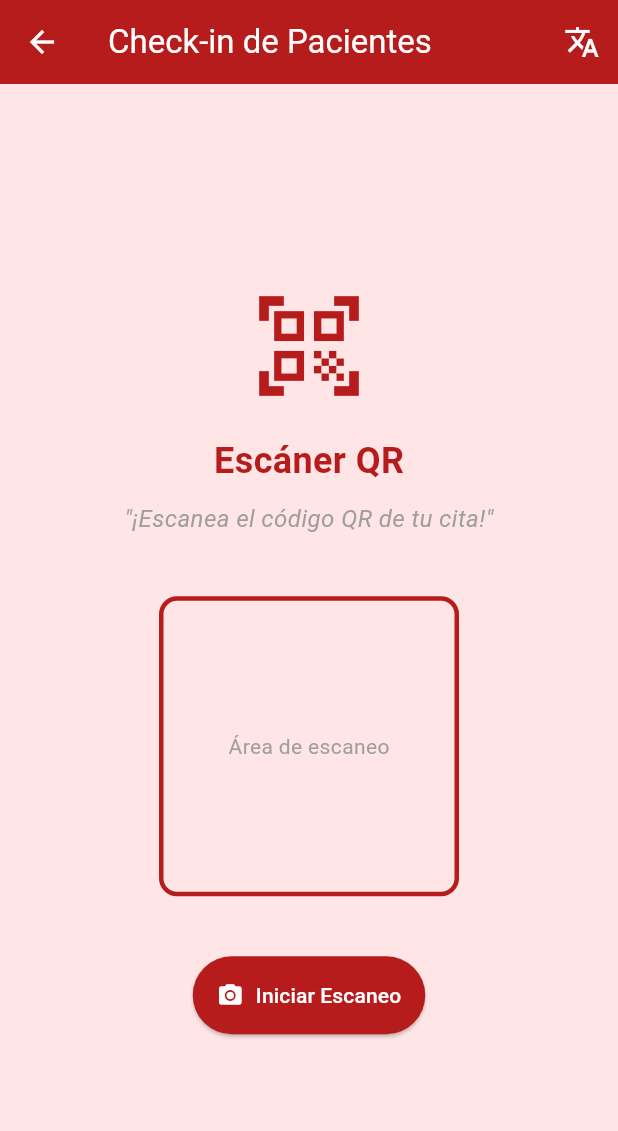
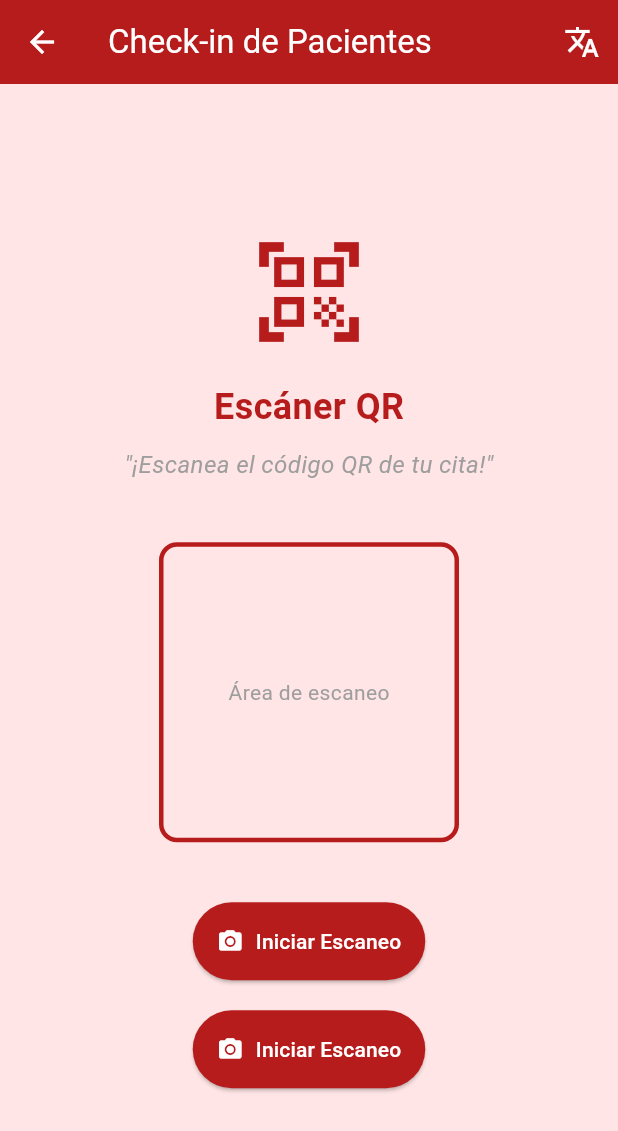
Before and after one commit to Resnick7/zoidberg_clinic, a Flutter app: the screen it shows once a user with an empty profile is signed in, after a tap on "Check-in", on a phone screen of 412 x 824 dp. Shown: the top 1131 px of the screen. Run offline on Flutter 3.47's test engine with Material 3 defaults, Android fonts, the phone set to English and light mode, and no system bars; our stand-ins replace cloud_firestore, firebase_auth, firebase_core, flutter_local_notifications, permission_handler, shared_preferences and 1 more; accounts and stored records are empty; generated files the repository leaves out were written again.

Commit message:
Fixed Capabilities and Policies

```diff
--- a/lib/main.dart
+++ b/lib/main.dart
@@ -15,6 +15,9 @@ import 'screens/view_appointments_screen.dart';
 import 'screens/notification_settings_screen.dart'; // AGREGAR ESTA LÍNEA
 
 import 'services/notification_service.dart';
+import 'capabilities/camera_capability.dart';
+import 'capabilities/notification_capability.dart';
+import 'policies/app_policy.dart';
 
 void main() async {
   WidgetsFlutterBinding.ensureInitialized();
@@ -33,6 +36,13 @@ class ZoidbergClinicApp extends StatelessWidget {
 
   @override
   Widget build(BuildContext context) {
+    final cameraCapability = CameraCapability();
+    final notificationCapability = NotificationCapability();
+    final appPolicy = AppPolicy(
+      cameraCapability: cameraCapability,
+      notificationCapability: notificationCapability,
+    );
+
     return MaterialApp(
       title: 'ClinicHealth del Dr. Zoidberg',
       theme: ThemeData(
@@ -58,18 +68,18 @@ class ZoidbergClinicApp extends StatelessWidget {
         stream: FirebaseAuth.instance.authStateChanges(),
         builder: (context, snapshot) {
           if (snapshot.hasData) {
-            return const MainScreen();
+            return MainScreen(appPolicy: appPolicy);
           }
           return const AuthScreen();
         },
       ),
       routes: {
-        '/main': (context) => const MainScreen(),
+        '/main': (context) => MainScreen(appPolicy: appPolicy),
         '/appointments': (context) => const AppointmentsScreen(),
         '/patients': (context) => const PatientsScreen(),
         '/emergency': (context) => const EmergencyScreen(),
         '/studies': (context) => const StudiesScreen(),
-        '/checkin': (context) => const CheckInScreen(),
+        '/checkin': (context) => CheckInScreen(appPolicy: appPolicy),
         '/ratings': (context) => const RatingsScreen(),
         '/view_appointments': (context) => const ViewAppointmentsScreen(),
         '/notification_settings': (context) => const NotificationSettingsScreen(), // AGREGAR ESTA LÍNEA
--- /dev/null
+++ b/lib/policies/app_policy.dart
@@ -0,0 +1,35 @@
+import '../capabilities/notification_capability.dart';
+import '../capabilities/camera_capability.dart';
+
+class AppPolicy {
+  final NotificationCapability notificationCapability;
+  final CameraCapability cameraCapability;
+
+  AppPolicy({
+    required this.notificationCapability,
+    required this.cameraCapability,
+  });
+
+  // === POLÍTICAS DE NOTIFICACIONES ===
+  bool shouldShowNotificationButton() {
+    return notificationCapability.supportsNotifications();
+  }
+
+  bool shouldRequestNotificationPermission() {
+    return notificationCapability.requirePermissionDialog();
+  }
+
+  // === POLÍTICAS DE CÁMARA ===
+  bool shouldShowCameraButton() {
+    return cameraCapability.hasCameraHardware();
+  }
+
+  bool shouldShowCameraPermissionDialog() {
+    return cameraCapability.hasCameraHardware();
+  }
+
+  // === POLÍTICAS COMBINADAS ===
+  bool shouldShowAllFeatures() {
+    return shouldShowNotificationButton() && shouldShowCameraButton();
+  }
+}
--- a/lib/screens/checkin_screen.dart
+++ b/lib/screens/checkin_screen.dart
@@ -2,24 +2,27 @@ import 'package:flutter/material.dart';
 import 'package:cloud_firestore/cloud_firestore.dart';
 import 'package:firebase_auth/firebase_auth.dart';
 import '../services/translation_service.dart';
-import '../capabilities/camera_capability.dart';
+import '../policies/app_policy.dart'; // Importar AppPolicy
+import '../capabilities/camera_capability.dart'; // AGREGAR ESTA IMPORTACIÓN
 import 'dart:math';
 
 class CheckInScreen extends StatefulWidget {
-  const CheckInScreen({super.key});
+  final AppPolicy appPolicy; // Inyectar AppPolicy
+
+  const CheckInScreen({super.key, required this.appPolicy});
 
   @override
   State<CheckInScreen> createState() => _CheckInScreenState();
 }
 
 class _CheckInScreenState extends State<CheckInScreen> {
-  final CameraCapability _cameraCapability = CameraCapability();
+  // Eliminar esta línea: final CameraCapability _cameraCapability = CameraCapability();
   String _scannedCode = '';
   bool _isScanning = false;
   bool _isDecapodianMode = false;
   String _statusMessage = '';
 
-  // Función actualizada con capability de cámara
+  // Función actualizada para usar la policy
   Future<void> _simulateQRScan() async {
     setState(() {
       _isScanning = true;
@@ -27,14 +30,12 @@ class _CheckInScreenState extends State<CheckInScreen> {
     });
 
     try {
-      // Solicitar acceso a cámara usando capability
-      final result = await _cameraCapability.requestCameraAccess();
+      // Usar la policy en lugar de la capability directamente
+      final result = await widget.appPolicy.cameraCapability.requestCameraAccess();
 
       if (result.success) {
-        // Permiso concedido - iniciar escaneo
         await _startScanning();
       } else {
-        // Manejar diferentes casos de fallo
         setState(() {
           _isScanning = false;
           _statusMessage = translateText(result.message, _isDecapodianMode);
@@ -105,6 +106,7 @@ class _CheckInScreenState extends State<CheckInScreen> {
     }
   }
 
+// Versión corregida de _showErrorDialog
   void _showErrorDialog(String title, String message, {bool showSettingsButton = false}) {
     showDialog(
       context: context,
@@ -116,7 +118,8 @@ class _CheckInScreenState extends State<CheckInScreen> {
             TextButton(
               onPressed: () async {
                 Navigator.of(context).pop();
-                await _cameraCapability.openAppSettings();
+                // Usar capability a través de AppPolicy
+                await widget.appPolicy.cameraCapability.openAppSettings();
               },
               child: Text(translateText('Abrir Configuración', _isDecapodianMode)),
             ),
@@ -132,6 +135,9 @@ class _CheckInScreenState extends State<CheckInScreen> {
 
   @override
   Widget build(BuildContext context) {
+    // Usar la policy para decidir si mostrar el botón
+    final shouldShowCameraButton = widget.appPolicy.shouldShowCameraButton();
+
     return Scaffold(
       appBar: AppBar(
         title: Text(translateText('Check-in de Pacientes', _isDecapodianMode)),
@@ -251,6 +257,21 @@ class _CheckInScreenState extends State<CheckInScreen> {
                   ),
                 ),
               ],
+              const SizedBox(height: 20),
+              // Mostrar el botón solo si la política lo permite
+              if (shouldShowCameraButton)
+                ElevatedButton.icon(
+                  onPressed: _isScanning ? null : _simulateQRScan,
+                  icon: const Icon(Icons.camera_alt),
+                  label: Text(_isScanning
+                      ? translateText('Escaneando...', _isDecapodianMode)
+                      : translateText('Iniciar Escaneo', _isDecapodianMode)),
+                  style: ElevatedButton.styleFrom(
+                    padding: const EdgeInsets.all(16),
+                    backgroundColor: const Color(0xFFB71C1C),
+                    foregroundColor: Colors.white,
+                  ),
+                ),
             ],
           ),
         ),
```
Also changed, not shown: lib/screens/main_screen.dart (+14 -5 lines), lib/widgets/feature_buttons.dart (added, +50 -0 lines), lib/capabilities/camera_capability.dart (line endings or trailing spaces).
